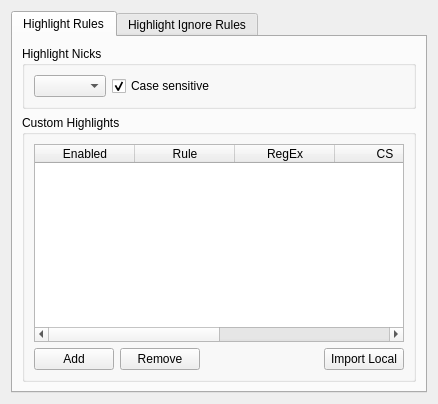
The window that src/qtui/settingspages/corehighlightsettingspage.ui (quassel/quassel) describes before a commit, drawn with Qt 5.
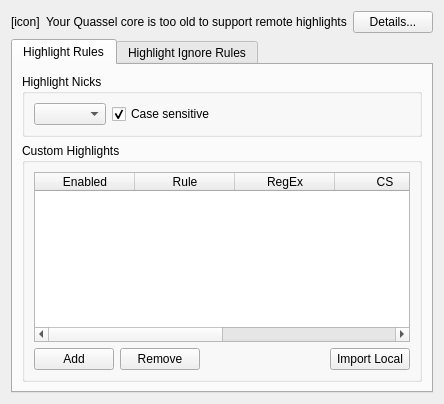
The same window after the commit.

Commit message:
client: Show when Remote Highlights unsupported
Add a header to "Remote Highlights" page to warn when the Quassel
core is too old to support core-side highlights, including a
"Details..." to explain the purpose and what version is required.
Core connection is still required to make the UI selectable,
following the convention set by other panels.

This should help avoid people asking about "Remote Highlights" when
their core is too old.

Wrap the rest of the settings page in a widget to simplify enabling
and disabling all of it.

```diff
--- a/src/qtui/settingspages/corehighlightsettingspage.ui
+++ b/src/qtui/settingspages/corehighlightsettingspage.ui
@@ -15,6 +15,75 @@
   </property>
   <layout class="QVBoxLayout">
    <item>
+    <widget class="QFrame" name="coreUnsupportedWidget">
+     <property name="frameShape">
+      <enum>QFrame::NoFrame</enum>
+     </property>
+     <property name="frameShadow">
+      <enum>QFrame::Plain</enum>
+     </property>
+     <property name="lineWidth">
+      <number>0</number>
+     </property>
+     <layout class="QHBoxLayout">
+      <property name="leftMargin">
+       <number>0</number>
+      </property>
+      <property name="topMargin">
+       <number>0</number>
+      </property>
+      <property name="rightMargin">
+       <number>0</number>
+      </property>
+      <property name="bottomMargin">
+       <number>0</number>
+      </property>
+      <item>
+       <widget class="QLabel" name="coreUnsupportedIcon">
+        <property name="text">
+         <string notr="true">[icon]</string>
+        </property>
+       </widget>
+      </item>
+      <item>
+       <widget class="QLabel" name="coreUnsupportedLabel">
+        <property name="sizePolicy">
+         <sizepolicy hsizetype="Expanding" vsizetype="Preferred">
+          <horstretch>0</horstretch>
+          <verstretch>0</verstretch>
+         </sizepolicy>
+        </property>
+        <property name="text">
+         <string>Your Quassel core is too old to support remote highlights</string>
+        </property>
+       </widget>
+      </item>
+      <item>
+       <widget class="QPushButton" name="coreUnsupportedDetails">
+        <property name="text">
+         <string>Details...</string>
+        </property>
+       </widget>
+      </item>
+     </layout>
+    </widget>
+   </item>
+   <item>
+    <widget class="QWidget" name="highlightsConfigWidget" native="true">
+     <layout class="QVBoxLayout" name="highlightConfigLayout">
+     <property name="leftMargin">
+       <number>0</number>
+      </property>
+      <property name="topMargin">
+       <number>0</number>
+      </property>
+      <property name="rightMargin">
+       <number>0</number>
+      </property>
+      <property name="bottomMargin">
+       <number>0</number>
+      </property>
+      <item>
     <widget class="QTabWidget" name="tabWidget">
      <property name="currentIndex">
       <number>0</number>
@@ -269,6 +338,9 @@
        </item>
       </layout>
      </widget>
+       </widget>
+      </item>
+     </layout>
     </widget>
    </item>
   </layout>
```
Lines whose indentation alone changed are shown as unchanged. The commit also changes 2 other files.
